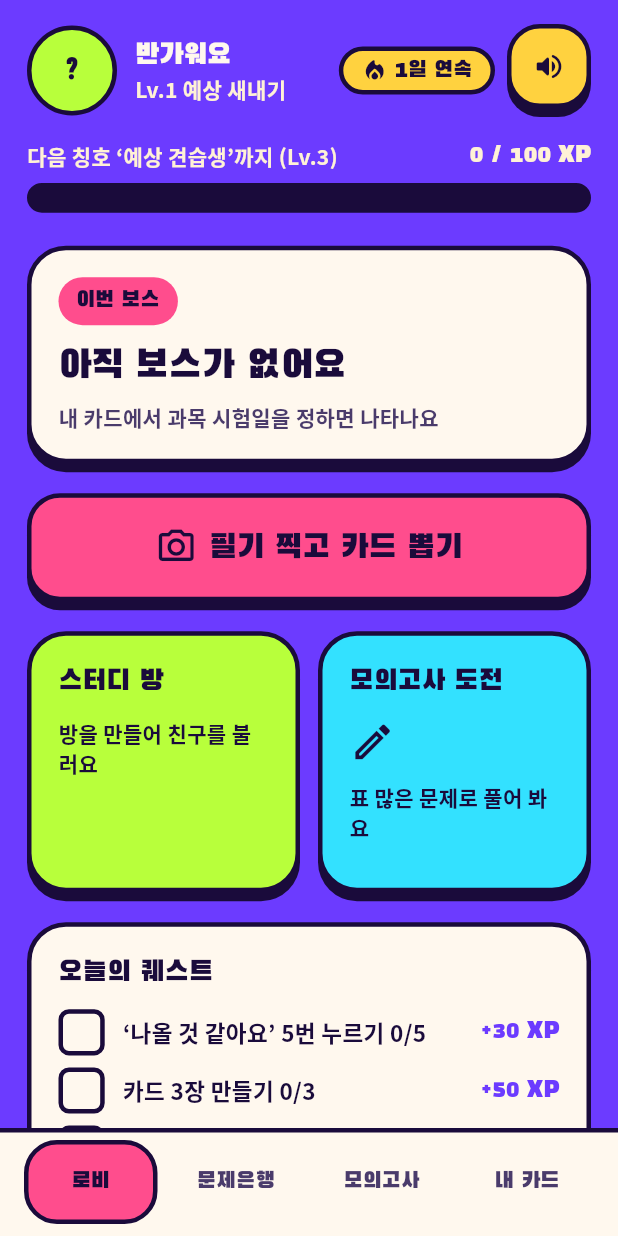
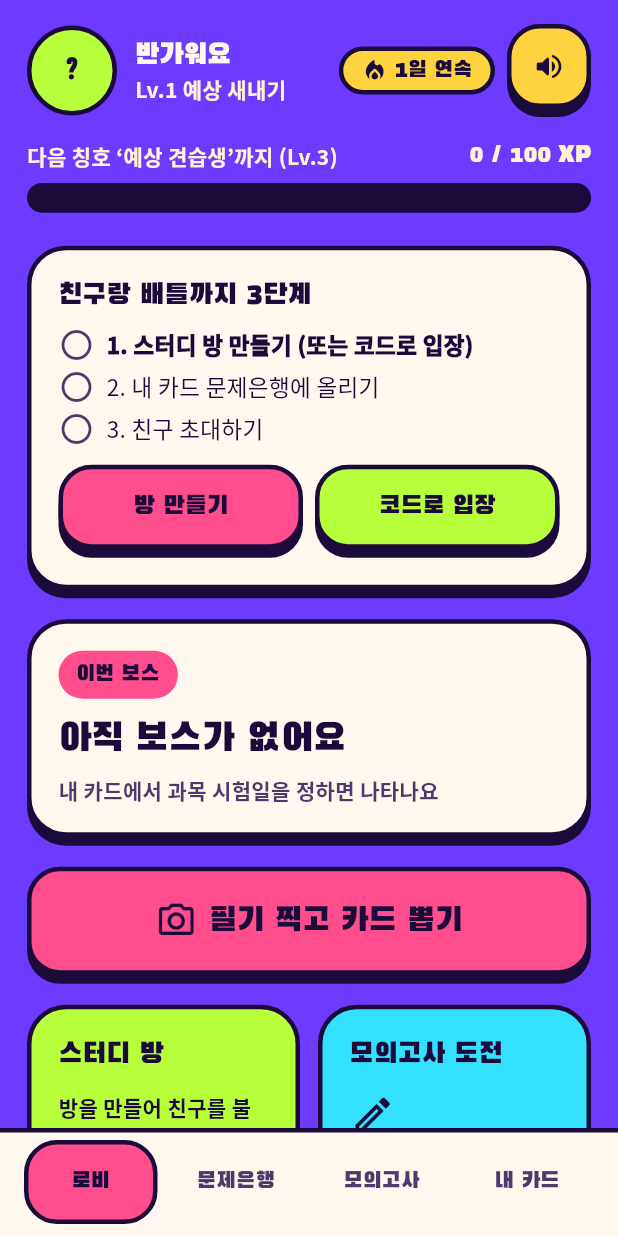
Before and after one commit to HoHee-Mong/pilgi-card-battle, a Flutter app: the screen it shows once a user with an empty profile is signed in, on a phone screen of 412 x 824 dp. Run offline on Flutter 3.47's test engine with Material 3 defaults, Android fonts, the phone set to English and light mode, and no system bars; our stand-ins replace audioplayers, cloud_firestore, file_picker, firebase_ai, firebase_auth, firebase_core and 5 more; accounts and stored records are empty; Roboto replaces fonts that are missing (Noto Sans KR).

Commit message:
feat: 배틀까지 쉽게 — 로비 시작 안내·바로 배틀, 내 카드 한꺼번에 올리기, 준비 단계 없앰, 대기실 도움말·코드 복사 (#47)
Co-authored-by: Claude Opus 5.5 <noreply@anthropic.com>

```diff
--- a/lib/features/bank/bank_screen.dart
+++ b/lib/features/bank/bank_screen.dart
@@ -20,6 +20,7 @@ import '../room/room_repository.dart';
 import '../room/room_sheets.dart';
 import '../room/room_stats_screen.dart';
 import 'bank_repository.dart';
+import 'upload_cards_sheet.dart';
 
 final _roomProvider = StreamProvider.autoDispose.family<Room?, String>(
   (ref, roomId) => ref.watch(roomRepositoryProvider).watchRoom(roomId),
@@ -97,6 +98,15 @@ class _BankScreenState extends ConsumerState<BankScreen> {
             const Text('예상 문제 랭킹', style: AppTextStyles.titleL),
             const SizedBox(height: AppSpacing.xs),
             const Text('우리가 ‘나올 것 같다’고 고른 문제들', style: AppTextStyles.label),
+            if (room != null) ...[
+              const SizedBox(height: AppSpacing.md),
+              ChunkyButton(
+                label: '내 카드 한꺼번에 올리기',
+                icon: Icons.upload_rounded,
+                color: AppColors.sun,
+                onPressed: () => showUploadMyCardsSheet(context, room),
+              ),
+            ],
             const SizedBox(height: AppSpacing.section),
             _SortTabs(
               value: _sort,
@@ -111,7 +121,7 @@ class _BankScreenState extends ConsumerState<BankScreen> {
               error: (e, _) => const [_Message('문제은행을 불러오지 못했어요.')],
               data: (entries) => entries.isEmpty
                   ? const [
-                      _Message('아직 공유된 문제가 없어요.\n카드 화면에서 "방에 공유"를 눌러 보세요.'),
+                      _Message('아직 올라온 문제가 없어요.\n위의 "내 카드 한꺼번에 올리기"를 눌러 보세요.'),
                     ]
                   : _entryList(entries, room),
             ),
--- a/lib/features/battle/battle_repository.dart
+++ b/lib/features/battle/battle_repository.dart
@@ -67,17 +67,15 @@ class BattleException implements Exception {
 }
 
 /// 방장이 지금 시작할 수 있는지. 시작할 수 있으면 null, 아니면 이유 문구.
+/// 대기실에 들어온 사람은 바로 참가한다 (따로 "준비" 단계 없음).
 ///
 /// [bankCount]는 지금 범위에서 뽑을 수 있는 문제 수.
 String? startBlocker(Room room, String uid, {required int bankCount}) {
   if (!room.isHost(uid)) return '방장만 시작할 수 있어요';
   if (room.status != RoomStatus.waiting) return '이미 배틀 중이에요';
-  if (room.players.length < kBattleMinPlayers) return '친구가 들어오면 시작할 수 있어요';
-  final notReady = [
-    for (final e in room.players.entries)
-      if (e.key != room.hostId && !e.value.ready) e.value.nickname,
-  ];
-  if (notReady.isNotEmpty) return '${notReady.join(', ')} 님이 아직 준비 중이에요';
+  if (room.players.length < kBattleMinPlayers) {
+    return '친구가 이 화면에 들어오면 시작할 수 있어요';
+  }
   if (bankCount == 0) return '이 범위에 문제은행 문제가 없어요';
   return null;
 }
--- a/lib/features/room/lobby_screen.dart
+++ b/lib/features/room/lobby_screen.dart
@@ -26,6 +26,9 @@ import 'progress_repository.dart';
 import 'progress_rules.dart';
 import 'room_providers.dart';
 import 'room_repository.dart';
+import 'room_sheets.dart';
+import '../battle/waiting_room_screen.dart';
+import '../bank/upload_cards_sheet.dart';
 
 final _bankCountProvider = StreamProvider.autoDispose.family<int, String>(
   (ref, roomId) => ref
@@ -59,6 +62,8 @@ class LobbyScreen extends ConsumerWidget {
           children: [
             _Profile(nickname: nickname),
             const SizedBox(height: AppSpacing.section + AppSpacing.sm),
+            // 처음 쓰는 사람: 배틀까지 남은 단계 (다 하면 사라짐)
+            _StartGuide(room: room),
             _BossCard(boss: nextExam(subjects)),
             const SizedBox(height: AppSpacing.section),
             ChunkyButton(
@@ -77,6 +82,16 @@ class LobbyScreen extends ConsumerWidget {
                 const Expanded(child: _MockCard()),
               ],
             ),
+            if (room != null) ...[
+              const SizedBox(height: AppSpacing.section),
+              ChunkyButton(
+                label: '친구랑 배틀하기',
+                icon: Icons.bolt_rounded,
+                color: AppColors.ink,
+                shadowColor: AppColors.pink,
+                onPressed: () => openBattle(context, room),
+              ),
+            ],
             const SizedBox(height: AppSpacing.section),
             const _Quests(),
           ],
@@ -573,3 +588,100 @@ List<String> memberNamesOf(Room room) {
       room.nicknameOf(uid).isEmpty ? '친구' : room.nicknameOf(uid),
   ];
 }
+
+/// 대기실 열기 (로비·시작 안내에서)
+void openBattle(BuildContext context, Room room) {
+  Navigator.of(context).push(
+    MaterialPageRoute<void>(builder: (_) => WaitingRoomScreen(roomId: room.id)),
+  );
+}
+
+/// 시작 안내의 한 단계
+typedef StartStep = ({String title, bool done});
+
+/// 배틀까지 단계: 방 → 문제 올리기 → 친구 초대. 다 끝났으면 빈 목록.
+List<StartStep> startSteps({required Room? room, required int bankCount}) {
+  final steps = <StartStep>[
+    (title: '스터디 방 만들기 (또는 코드로 입장)', done: room != null),
+    (title: '내 카드 문제은행에 올리기', done: bankCount > 0),
+    (title: '친구 초대하기', done: (room?.memberIds.length ?? 0) >= 2),
+  ];
+  return steps.every((s) => s.done) ? const [] : steps;
+}
+
+/// 로비 맨 위 "배틀까지 3단계" 안내. 다음에 할 단계에만 버튼이 붙는다.
+class _StartGuide extends ConsumerWidget {
+  const _StartGuide({required this.room});
+  final Room? room;
+
+  @override
+  Widget build(BuildContext context, WidgetRef ref) {
+    final room = this.room;
+    final count = room == null
+        ? 0
+        : ref.watch(_bankCountProvider(room.id)).value;
+    if (count == null) return const SizedBox.shrink(); // 불러오는 중
+    final steps = startSteps(room: room, bankCount: count);
+    if (steps.isEmpty) return const SizedBox.shrink();
+    final next = steps.indexWhere((s) => !s.done);
+
+    Widget action() => switch (next) {
+      0 => const RoomActions(),
+      1 => ChunkyButton(
+        label: '내 카드 올리기',
+        icon: Icons.upload_rounded,
+        color: AppColors.lime,
+        onPressed: () => showUploadMyCardsSheet(context, room!),
+      ),
+      _ => ChunkyButton(
+        label: '초대 코드 보내기',
+        icon: Icons.person_add_alt_1_rounded,
+        color: AppColors.lime,
+        onPressed: () => showInviteCodeSheet(context, room!),
+      ),
+    };
+
+    return Padding(
+      padding: const EdgeInsets.only(bottom: AppSpacing.section),
+      child: ChunkyCard(
+        color: AppColors.paper,
+        shadowColor: AppColors.ink,
+        child: Column(
+          crossAxisAlignment: CrossAxisAlignment.stretch,
+          children: [
+            const Text('친구랑 배틀까지 3단계', style: AppTextStyles.heading),
+            const SizedBox(height: AppSpacing.sm),
+            for (final (i, s) in steps.indexed)
+              Padding(
+                padding: const EdgeInsets.only(bottom: AppSpacing.xs),
+                child: Row(
+                  children: [
+                    Icon(
+                      s.done
+                          ? Icons.check_circle_rounded
+                          : Icons.radio_button_unchecked_rounded,
+                      color: s.done ? AppColors.grape : AppColors.inkSub,
+                    ),
+                    const SizedBox(width: AppSpacing.sm),
+                    Expanded(
+                      child: Text(
+                        '${i + 1}. ${s.title}',
+                        style: AppTextStyles.bodyS.copyWith(
+                          fontWeight: i == next ? FontWeight.w900 : null,
+                          decoration: s.done
+                              ? TextDecoration.lineThrough
+                              : null,
+                        ),
+                      ),
+                    ),
+                  ],
+                ),
+              ),
+            const SizedBox(height: AppSpacing.sm),
+            action(),
+          ],
+        ),
+      ),
+    );
+  }
+}
```
Also changed, not shown: lib/features/bank/upload_cards_sheet.dart (added, +160 -0 lines), lib/features/battle/battle_help_sheet.dart (added, +76 -0 lines), lib/features/battle/waiting_room_screen.dart (+50 -21 lines), 2 other files.
